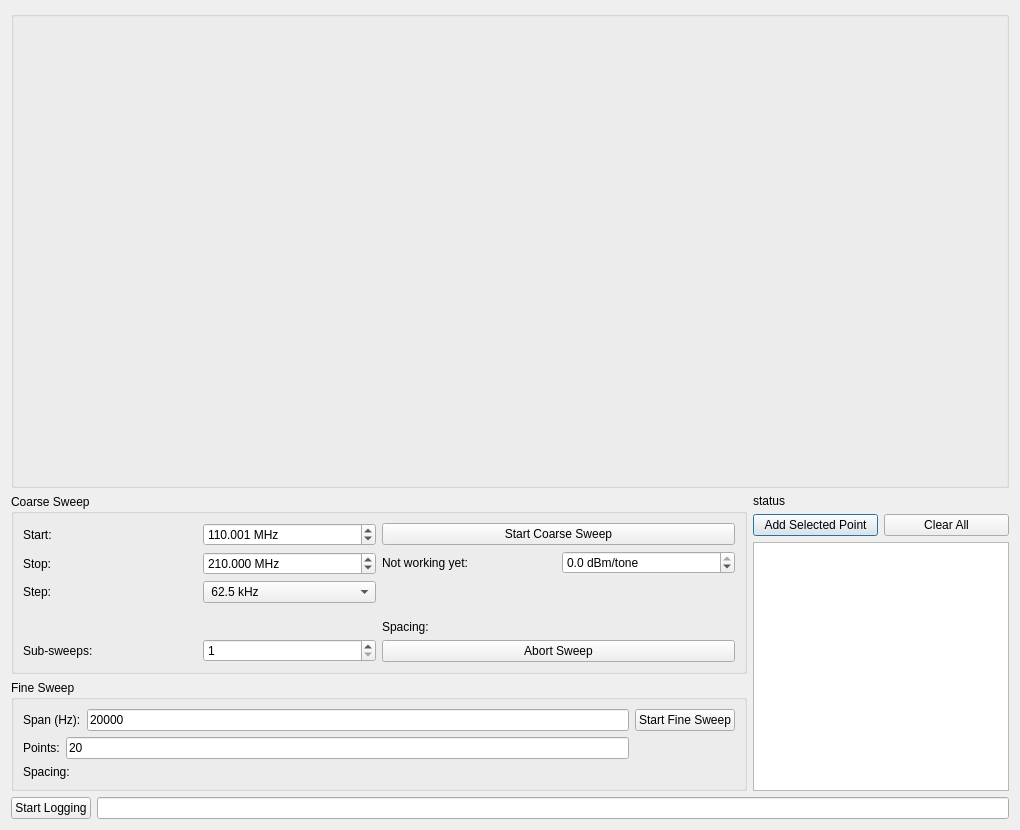
Old version of the form apps/uis/basic_sweep.ui in the repository ColumbiaCMB/kid_readout.
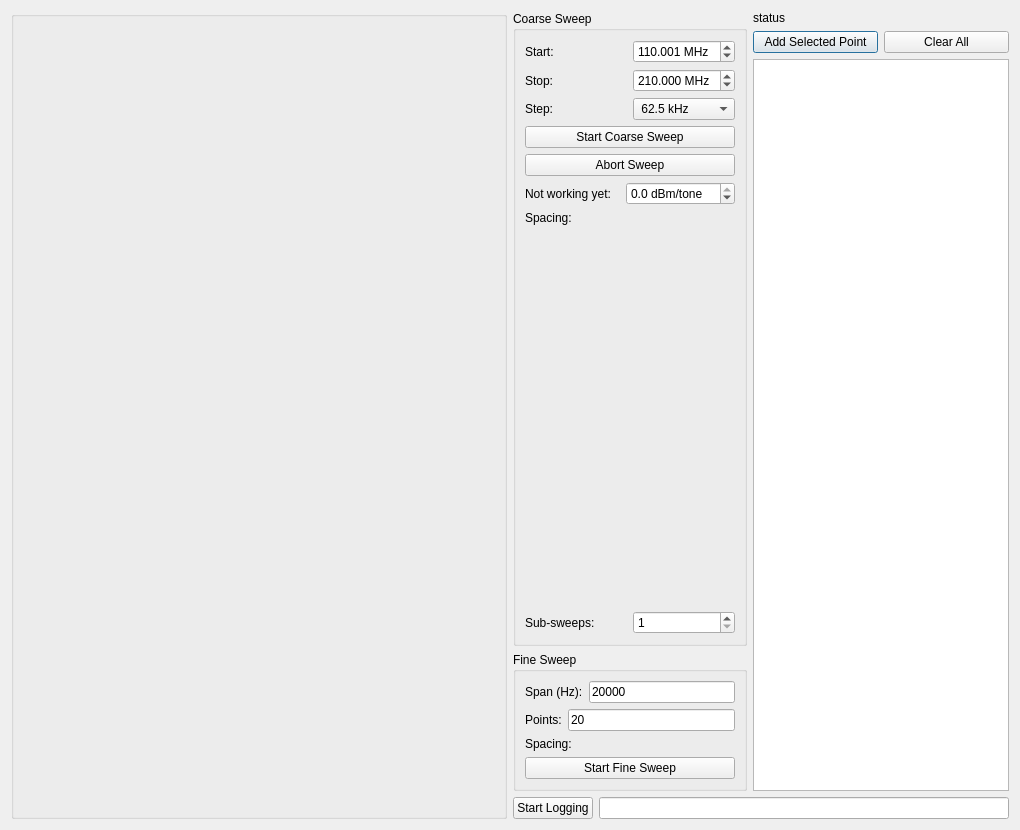
New version of the form.

Commit message: try horizontal layout

The edit to the form file:
```diff
--- a/apps/uis/basic_sweep.ui
+++ b/apps/uis/basic_sweep.ui
@@ -13,7 +13,7 @@
   <property name="windowTitle">
    <string>KIDleidoscope</string>
   </property>
-  <layout class="QVBoxLayout" name="verticalLayout_6">
+  <layout class="QHBoxLayout" name="horizontalLayout_14">
    <item>
     <widget class="QGroupBox" name="plot_group_box">
      <property name="sizePolicy">
@@ -31,6 +31,8 @@
     </widget>
    </item>
    <item>
+    <layout class="QVBoxLayout" name="verticalLayout_6">
+     <item>
     <layout class="QHBoxLayout" name="horizontalLayout_12">
      <item>
       <layout class="QVBoxLayout" name="verticalLayout_5">
@@ -157,44 +159,6 @@
                </layout>
               </item>
               <item>
-               <spacer name="verticalSpacer_2">
-                <property name="orientation">
-                 <enum>Qt::Vertical</enum>
-                </property>
-                <property name="sizeHint" stdset="0">
-                 <size>
-                  <width>20</width>
-                  <height>0</height>
-                 </size>
-                </property>
-               </spacer>
-              </item>
-              <item>
-               <layout class="QHBoxLayout" name="horizontalLayout_11">
-                <item>
-                 <widget class="QLabel" name="label_5">
-                  <property name="text">
-                   <string>Sub-sweeps:</string>
-                  </property>
-                 </widget>
-                </item>
-                <item>
-                 <widget class="QSpinBox" name="spin_subsweeps">
-                  <property name="minimum">
-                   <number>1</number>
-                  </property>
-                  <property name="maximum">
-                   <number>200</number>
-                  </property>
-                 </widget>
-                </item>
-               </layout>
-              </item>
-             </layout>
-            </item>
-            <item>
-             <layout class="QVBoxLayout" name="verticalLayout">
-              <item>
                <widget class="QPushButton" name="push_start_sweep">
                 <property name="text">
                  <string>Start Coarse Sweep</string>
@@ -204,6 +168,16 @@
                 </property>
                </widget>
               </item>
+                <item>
+                 <widget class="QPushButton" name="push_abort">
+                  <property name="text">
+                   <string>Abort Sweep</string>
+                  </property>
+                  <property name="autoDefault">
+                   <bool>false</bool>
+                  </property>
+                 </widget>
+                </item>
               <item>
                <layout class="QHBoxLayout" name="horizontalLayout_13">
                 <item>
@@ -234,19 +208,6 @@
                 </item>
                </layout>
               </item>
-              <item>
-               <spacer name="verticalSpacer">
-                <property name="orientation">
-                 <enum>Qt::Vertical</enum>
-                </property>
-                <property name="sizeHint" stdset="0">
-                 <size>
-                  <width>20</width>
-                  <height>40</height>
-                 </size>
-                </property>
-               </spacer>
-              </item>
               <item>
                <widget class="QLabel" name="label_coarse_info">
                 <property name="text">
@@ -255,14 +216,38 @@
                </widget>
               </item>
               <item>
-               <widget class="QPushButton" name="push_abort">
+                 <spacer name="verticalSpacer_2">
+                  <property name="orientation">
+                   <enum>Qt::Vertical</enum>
+                  </property>
+                  <property name="sizeHint" stdset="0">
+                   <size>
+                    <width>20</width>
+                    <height>0</height>
+                   </size>
+                  </property>
+                 </spacer>
+                </item>
+                <item>
+                 <layout class="QHBoxLayout" name="horizontalLayout_11">
+                  <item>
+                   <widget class="QLabel" name="label_5">
                 <property name="text">
-                 <string>Abort Sweep</string>
-                </property>
-                <property name="autoDefault">
-                 <bool>false</bool>
-                </property>
-               </widget>
+                     <string>Sub-sweeps:</string>
+                    </property>
+                   </widget>
+                  </item>
+                  <item>
+                   <widget class="QSpinBox" name="spin_subsweeps">
+                    <property name="minimum">
+                     <number>1</number>
+                    </property>
+                    <property name="maximum">
+                     <number>200</number>
+                    </property>
+                   </widget>
+                  </item>
+                 </layout>
               </item>
              </layout>
             </item>
@@ -322,10 +307,6 @@
               </property>
              </widget>
             </item>
-           </layout>
-          </item>
-          <item>
-           <layout class="QVBoxLayout" name="verticalLayout_4">
             <item>
              <widget class="QPushButton" name="push_start_fine_sweep">
               <property name="text">
@@ -336,19 +317,6 @@
               </property>
              </widget>
             </item>
-            <item>
-             <spacer name="verticalSpacer_3">
-              <property name="orientation">
-               <enum>Qt::Vertical</enum>
-              </property>
-              <property name="sizeHint" stdset="0">
-               <size>
-                <width>17</width>
-                <height>37</height>
-               </size>
-              </property>
-             </spacer>
-            </item>
            </layout>
           </item>
          </layout>
@@ -424,6 +392,8 @@
         <bool>true</bool>
        </property>
       </widget>
+       </item>
+      </layout>
      </item>
     </layout>
    </item>
```
Lines whose indentation alone changed are shown as unchanged. The commit also changes 1 other file.
